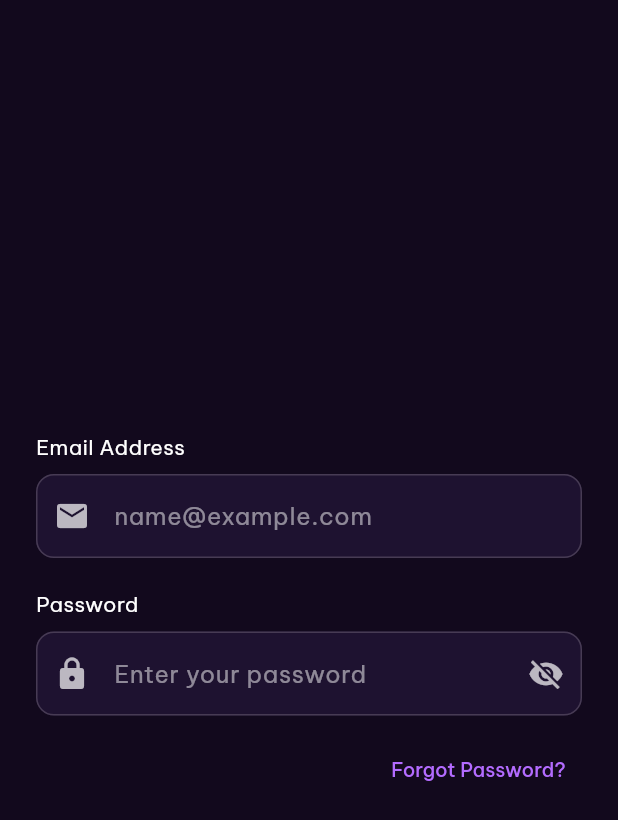
After one commit to Flutter-Beg-V-9-x3/graduation_project, a Flutter app: the LoginPage screen opened directly, on a phone screen of 412 x 824 dp. The commit adds this screen. Shown: the top 820 px of the screen. Run offline on Flutter 3.47's test engine with Material 3 defaults, Android fonts, the light colour scheme and no system bars.

Commit message:
login logpageregester

```diff
--- a/lib/core/theme/app_theme.dart
+++ b/lib/core/theme/app_theme.dart
@@ -10,7 +10,7 @@ class AppTheme {
     colorScheme: ColorScheme.fromSeed(
       seedColor: AppColors.primary,
       brightness: Brightness.dark,
-      primary: AppColors.primary,
+      primary: const Color.fromRGBO(127, 19, 236, 1),
       onPrimary: Colors.white,
       surface: AppColors.surface,
       background: AppColors.background,
--- /dev/null
+++ b/lib/veiw/logpage.dart
@@ -0,0 +1,112 @@
+import 'package:flutter/material.dart';
+
+class LoginPage extends StatefulWidget {
+  const LoginPage({super.key});
+
+  @override
+  State<LoginPage> createState() => _LoginPageState();
+}
+
+class _LoginPageState extends State<LoginPage> {
+  bool isPasswordHidden = true;
+
+  @override
+  Widget build(BuildContext context) {
+    return Scaffold(
+      backgroundColor: const Color(0xFF12091D),
+      body: Padding(
+        padding: const EdgeInsets.all(24),
+        child: Column(
+          crossAxisAlignment: CrossAxisAlignment.start,
+          mainAxisAlignment: MainAxisAlignment.center,
+          children: [
+            // Email label
+            const Text(
+              "Email Address",
+              style: TextStyle(
+                color: Colors.white,
+                fontSize: 14,
+              ),
+            ),
+            const SizedBox(height: 8),
+
+            // Email field
+            TextField(
+              style: const TextStyle(color: Colors.white),
+              decoration: InputDecoration(
+                hintText: "name@example.com",
+                hintStyle: TextStyle(color: Colors.white.withOpacity(0.5)),
+                prefixIcon: const Icon(Icons.email, color: Colors.white70),
+                filled: true,
+                fillColor: const Color(0xFF1E1230),
+                border: OutlineInputBorder(
+                  borderRadius: BorderRadius.circular(12),
+                  borderSide: BorderSide.none,
+                ),
+              ),
+            ),
+
+            const SizedBox(height: 20),
+
+            // Password label
+            const Text(
+              "Password",
+              style: TextStyle(
+                color: Colors.white,
+                fontSize: 14,
+              ),
+            ),
+            const SizedBox(height: 8),
+
+            // Password field
+            TextField(
+              obscureText: isPasswordHidden,
+              style: const TextStyle(color: Colors.white),
+              decoration: InputDecoration(
+                hintText: "Enter your password",
+                hintStyle: TextStyle(color: Colors.white.withOpacity(0.5)),
+                prefixIcon: const Icon(Icons.lock, color: Colors.white70),
+                suffixIcon: IconButton(
+                  icon: Icon(
+                    isPasswordHidden
+                        ? Icons.visibility_off
+                        : Icons.visibility,
+                    color: Colors.white70,
+                  ),
+                  onPressed: () {
+                    setState(() {
+                      isPasswordHidden = !isPasswordHidden;
+                    });
+                  },
+                ),
+                filled: true,
+                fillColor: const Color(0xFF1E1230),
+                border: OutlineInputBorder(
+                  borderRadius: BorderRadius.circular(12),
+                  borderSide: BorderSide.none,
+                ),
+              ),
+            ),
+
+            const SizedBox(height: 12),
+
+            // Forgot password
+            Align(
+              alignment: Alignment.centerRight,
+              child: TextButton(
+                onPressed: () {},
+                child: const Text(
+                  "Forgot Password?",
+                  style: TextStyle(
+                    color: Color(0xFFB36BFF),
+                    fontSize: 13,
+                  ),
+                ),
+              ),
+            ),
+          ],
+        ),
+      ),
+    );
+  }
+}
```
Also changed, not shown: lib/veiw/login.dart (added, +42 -0 lines), lib/veiw/regester.dart (added, +142 -0 lines), lib/veiw/regesterpage.dart (added, +33 -0 lines), lib/widget/regester.dart (added, +24 -0 lines).
